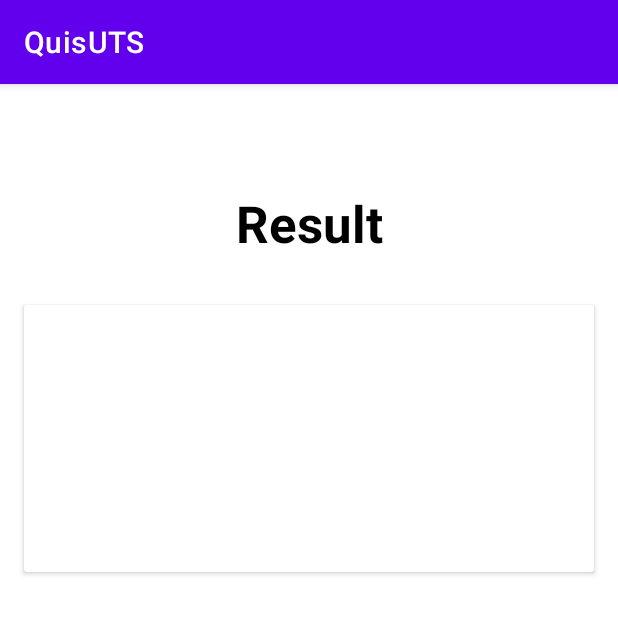
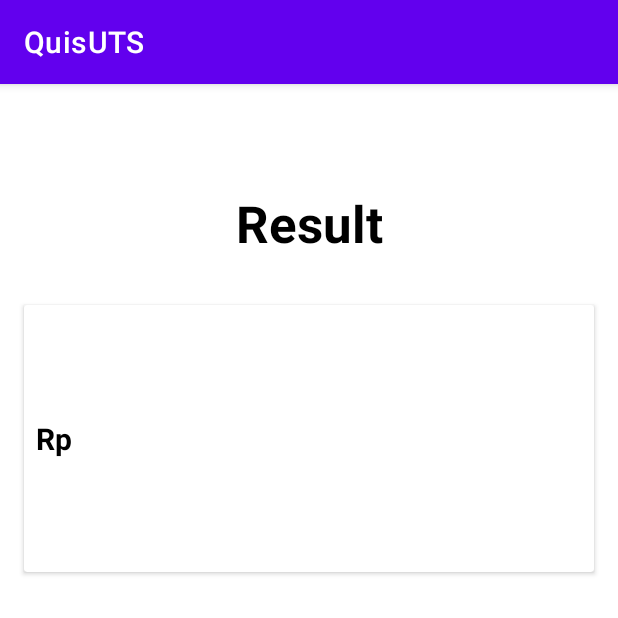
Before and after one commit to KMalif/Quiz-After-Test, an Android app: the screen it shows after launch (MainActivity), after a tap on "Simpan", on a phone screen of 412 x 824 dp, the top half of it. Run offline under Robolectric (Android 15) with nearby library versions, the phone set to English and light mode, and no system bars.

```diff
--- a/app/build.gradle
+++ b/app/build.gradle
@@ -7,6 +7,9 @@ android {
     compileSdk 30
 
     defaultConfig {
+        configurations.all {
+            resolutionStrategy { force 'androidx.core:core-ktx:1.6.0' }
+        }
         applicationId "com.plugin.quisuts"
         minSdk 22
         targetSdk 30
--- a/app/src/main/java/com/plugin/quisuts/MainActivity.kt
+++ b/app/src/main/java/com/plugin/quisuts/MainActivity.kt
@@ -20,7 +20,7 @@ class MainActivity : AppCompatActivity() {
 
         if (namaBarang != null){
             binding.namaBarang.setText(namaBarang)
-            binding.hargaBarang.setText(hargaBarang)
+            binding.hargaBarang.setText("Rp $hargaBarang")
             binding.jumlahBarang.setText(jumlahBarang)
         }
 
--- /dev/null
+++ b/app/src/main/java/com/plugin/quisuts/utils/DisableNightmode.kt
@@ -0,0 +1,4 @@
+package com.plugin.quisuts.utils
+
+class DisableNightmode {
+}
```
